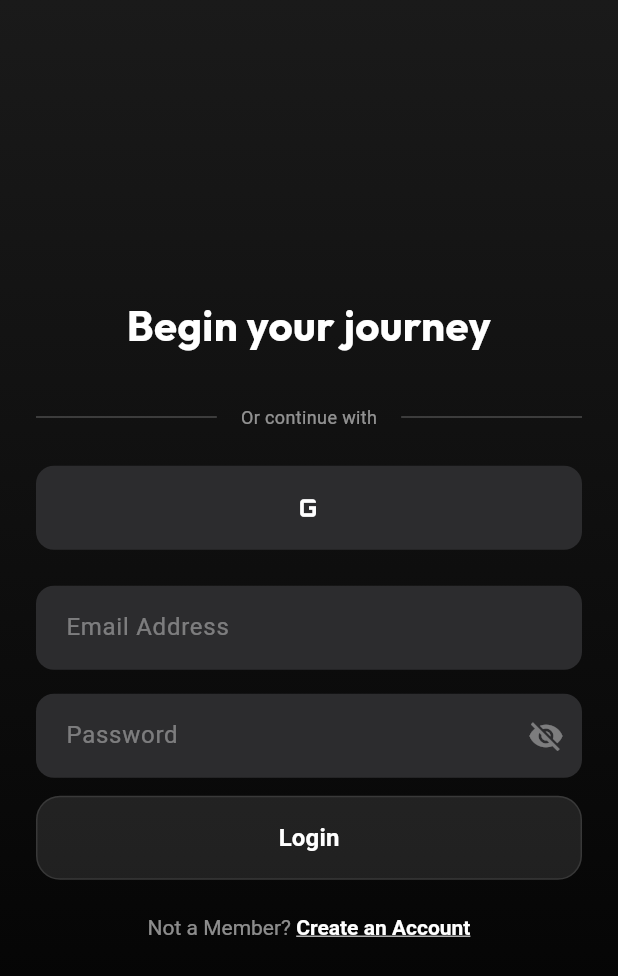
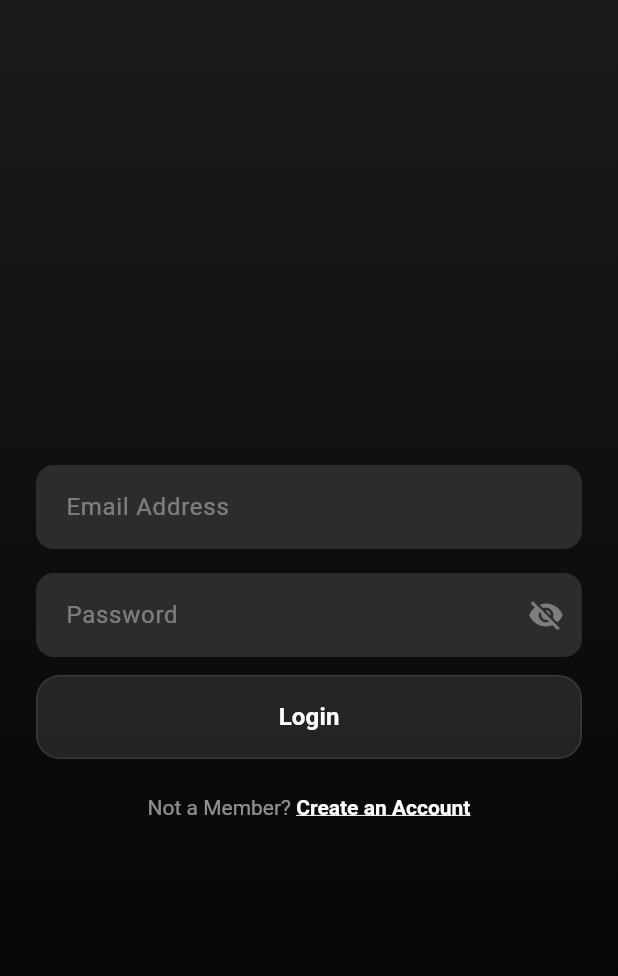
Before and after one commit to markodj101/Framed-V2, a Flutter app: the AuthScreen screen opened directly, on a phone screen of 412 x 824 dp. Shown: the top 976 px of the screen. Run offline on Flutter 3.47's test engine with Material 3 defaults, Android fonts, the light colour scheme and no system bars; our stand-ins replace auto_route, auto_size_text, cached_network_image, card_swiper, dio, flutter_animate and 13 more; missing offline and left inert: colorize_lumberdash, lumberdash; accounts and stored records are empty; generated files the repository leaves out were written again; network calls fail; statements that could not run were skipped.

Commit message:
Added a custom app icon, fixed some visual errors on screen.

```diff
--- a/lib/data/services/auth_service.dart
+++ b/lib/data/services/auth_service.dart
@@ -15,6 +15,8 @@ class AuthService {
     return await _client.auth.signInWithPassword(email: email, password: password);
   }
 
+
+
   Future<void> signOut() async {
     await _client.auth.signOut();
   }
--- a/lib/ui/screens/auth/auth_screen.dart
+++ b/lib/ui/screens/auth/auth_screen.dart
@@ -124,6 +124,7 @@ class _AuthScreenState extends ConsumerState<AuthScreen> {
             ),
           ),
           Center(
+            child: SafeArea(
               child: SingleChildScrollView(
                 padding: const EdgeInsets.all(24.0),
                 child: Form(
@@ -132,47 +133,9 @@ class _AuthScreenState extends ConsumerState<AuthScreen> {
                     mainAxisAlignment: MainAxisAlignment.center,
                     crossAxisAlignment: CrossAxisAlignment.stretch,
                     children: [
-
-                    Text(
-                      'Begin your journey',
-                      textAlign: TextAlign.center,
-                      style: GoogleFonts.outfit(
-                        color: Colors.white,
-                        fontSize: 28,
-                        fontWeight: FontWeight.bold,
-                      ),
-                    ),
                       const SizedBox(height: 32),
 
-                    // Social Buttons (Removed as requested)
-                    // Row(children: [...]),
-                    // const SizedBox(height: 24),
 
-                    // Divider
-                    Row(
-                      children: [
-                        Expanded(child: Divider(color: Colors.white24)),
-                        Padding(
-                          padding: const EdgeInsets.symmetric(horizontal: 16),
-                          child: Text(
-                            'Or continue with',
-                            style: TextStyle(color: Colors.white54, fontSize: 12),
-                          ),
-                        ),
-                        Expanded(child: Divider(color: Colors.white24)),
-                      ],
-                    ),
-                    const SizedBox(height: 24),
-
-                    // Social Button (Google Only - assuming keeping generic if Apple is "logo")
-                    // Wait, user said "remove apple logo" but maybe meant just the Apple button.
-                    // If I remove Apple, I have 1 button.
-                    _SocialButton(
-                       icon: Icons.g_mobiledata,
-                       label: '',
-                       onTap: () {},
-                    ),
-                    const SizedBox(height: 24),
 
                       // Inputs
                       TextFormField(
@@ -293,33 +256,9 @@ class _AuthScreenState extends ConsumerState<AuthScreen> {
               ),
             ),
             ),
+          ),
         ],
       ),
     );
   }
 }
-
-class _SocialButton extends StatelessWidget {
-  final IconData icon;
-  final String label;
-  final VoidCallback onTap;
-
-  const _SocialButton({required this.icon, required this.label, required this.onTap});
-
-  @override
-  Widget build(BuildContext context) {
-    return InkWell(
-      onTap: onTap,
-      child: Container(
-        height: 56,
-        decoration: BoxDecoration(
-          color: Color(0xFF2C2C2E),
-          borderRadius: BorderRadius.circular(12),
-        ),
-        child: Center(
-          child: Icon(icon, color: Colors.white, size: 28),
-        ),
-      ),
-    );
-  }
-}
--- a/lib/ui/screens/auth/auth_viewmodel.dart
+++ b/lib/ui/screens/auth/auth_viewmodel.dart
@@ -45,6 +45,8 @@ class AuthViewModel extends StateNotifier<AsyncValue<User?>> {
     }
   }
 
+
+
   Future<void> signOut() async {
     await _authService.signOut();
   }
--- a/lib/ui/screens/movie_detail/button_row.dart
+++ b/lib/ui/screens/movie_detail/button_row.dart
@@ -72,7 +72,7 @@ class _UserScore extends StatelessWidget {
 
   @override
   Widget build(BuildContext context) {
-    final percentage = (voteAverage * 10).toInt();
+    final percentage = voteAverage.isFinite ? (voteAverage * 10).toInt() : 0;
 
     return Container(
       padding: const EdgeInsets.symmetric(
```
Also changed, not shown: lib/ui/home/home_screen_image.dart (+7 -3 lines), lib/ui/screens/auth/profile_screen.dart (+12 -4 lines), lib/ui/screens/explore/explore_screen.dart (+21 -3 lines), lib/ui/screens/favorites/favorite_screen.dart (+31 -5 lines), lib/ui/screens/geners/genre_search_row.dart (+6 -2 lines), lib/ui/screens/geners/genre_section.dart (+6 -2 lines), lib/ui/screens/movie_detail/movie_ai_section.dart (+6 -2 lines), lib/vert_favorite_list.dart (+6 -3 lines), lib/vert_movie_list.dart (+7 -3 lines), pubspec.yaml (+21 -0 lines), assets/icon/app_icon.png (added), assets/icon/app_icon_foreground.png (added), pubspec.lock, 52 other files. Lines whose indentation alone changed are shown as unchanged.
